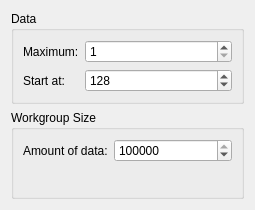
Before: the Qt Designer form flops/flops_config_widget.ui in BartVolkaerts/OpenCL-Benchmark, drawn with Qt 5.
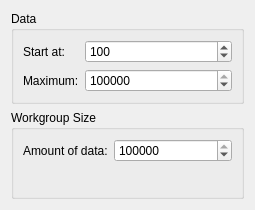
After: the same form once the commit is applied.

Commit message: Improved gui: data is shown in table, progress bar. Measures are accurate.

Diff of the .ui file:
```diff
--- a/flops/flops_config_widget.ui
+++ b/flops/flops_config_widget.ui
@@ -21,33 +21,13 @@
      </property>
      <layout class="QFormLayout" name="formLayout">
       <item row="0" column="0">
-       <widget class="QLabel" name="maxDatalabel">
-        <property name="text">
-         <string>Maximum:</string>
-        </property>
-       </widget>
-      </item>
-      <item row="0" column="1">
-       <widget class="QSpinBox" name="dataMaxDataBox">
-        <property name="minimum">
-         <number>1</number>
-        </property>
-        <property name="maximum">
-         <number>1000000000</number>
-        </property>
-        <property name="value">
-         <number>1</number>
-        </property>
-       </widget>
-      </item>
-      <item row="1" column="0">
        <widget class="QLabel" name="startDataLabel">
         <property name="text">
          <string>Start at:</string>
         </property>
        </widget>
       </item>
-      <item row="1" column="1">
+      <item row="0" column="1">
        <widget class="QSpinBox" name="dataStartAtBox">
         <property name="minimum">
          <number>1</number>
@@ -56,7 +36,27 @@
          <number>1000000000</number>
         </property>
         <property name="value">
-         <number>128</number>
+         <number>100</number>
+        </property>
+       </widget>
+      </item>
+      <item row="1" column="0">
+       <widget class="QLabel" name="maxDatalabel">
+        <property name="text">
+         <string>Maximum:</string>
+        </property>
+       </widget>
+      </item>
+      <item row="1" column="1">
+       <widget class="QSpinBox" name="dataMaxDataBox">
+        <property name="minimum">
+         <number>1</number>
+        </property>
+        <property name="maximum">
+         <number>1000000000</number>
+        </property>
+        <property name="value">
+         <number>100000</number>
         </property>
        </widget>
       </item>
```
The commit also changes 9 other files.
